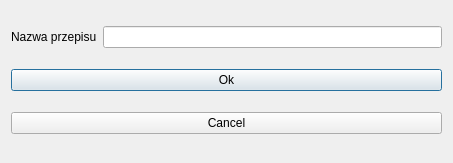
Akacz47/Intelligent-pantry, file recipes.ui: the form before one commit.
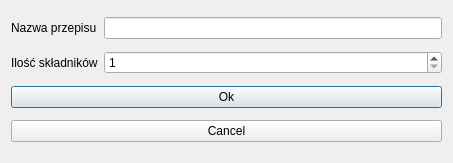
The form after the commit.

```diff
--- a/recipes.ui
+++ b/recipes.ui
@@ -19,27 +19,58 @@
    </item>
    <item row="0" column="0">
     <widget class="QLabel" name="recipeNameLabel">
+     <property name="enabled">
+      <bool>true</bool>
+     </property>
      <property name="text">
       <string>Nazwa przepisu</string>
      </property>
     </widget>
    </item>
-   <item row="2" column="0" colspan="2">
+   <item row="1" column="0">
+    <widget class="QLabel" name="numberOfIngredientsLabel">
+     <property name="text">
+      <string>Ilość składników</string>
+     </property>
+    </widget>
+   </item>
+   <item row="0" column="1">
+    <widget class="QLineEdit" name="recipeNameLineEdit">
+     <property name="enabled">
+      <bool>true</bool>
+     </property>
+    </widget>
+   </item>
+   <item row="4" column="0" colspan="2">
     <widget class="QPushButton" name="okButton">
      <property name="text">
       <string>Ok</string>
      </property>
     </widget>
    </item>
-   <item row="3" column="0" colspan="2">
+   <item row="5" column="0" colspan="2">
     <widget class="QPushButton" name="cancelButton">
      <property name="text">
       <string>Cancel</string>
      </property>
     </widget>
    </item>
-   <item row="0" column="1">
-    <widget class="QLineEdit" name="recipeNameLineEdit"/>
+   <item row="1" column="1">
+    <widget class="QSpinBox" name="spinBox">
+     <property name="minimum">
+      <number>1</number>
+     </property>
+     <property name="maximum">
+      <number>35</number>
+     </property>
+    </widget>
+   </item>
+   <item row="3" column="0" colspan="2">
+    <layout class="QGridLayout" name="gridLayout_2">
+     <property name="sizeConstraint">
+      <enum>QLayout::SetFixedSize</enum>
+     </property>
+    </layout>
    </item>
   </layout>
  </widget>
```
Left out of the diff: 22 changed lines with no effect on the pictures.
